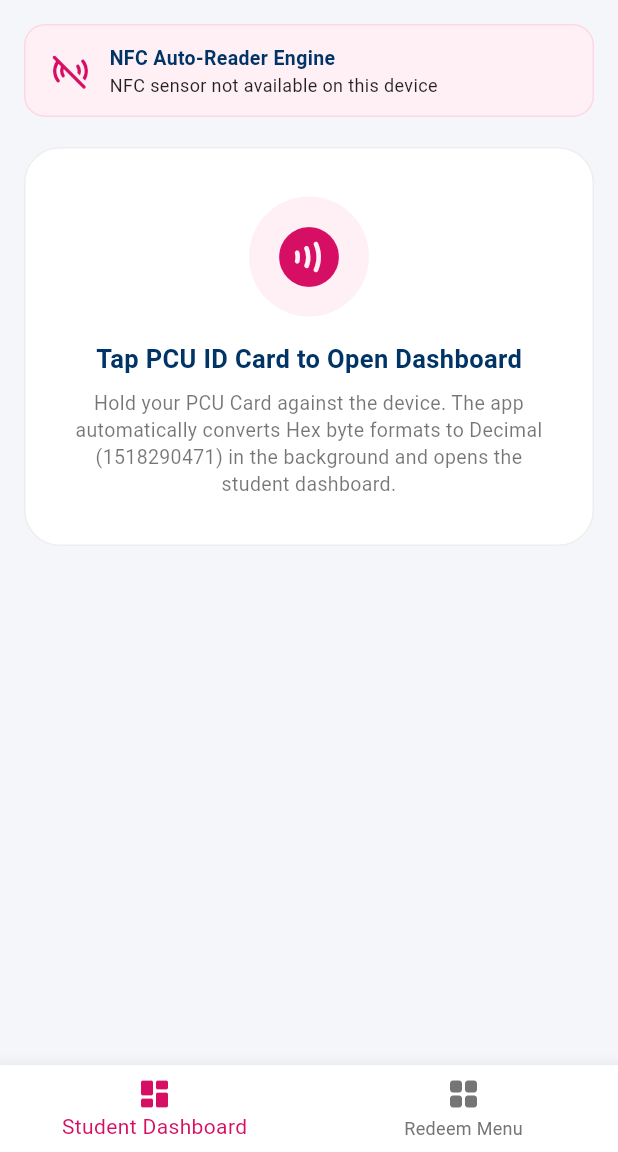
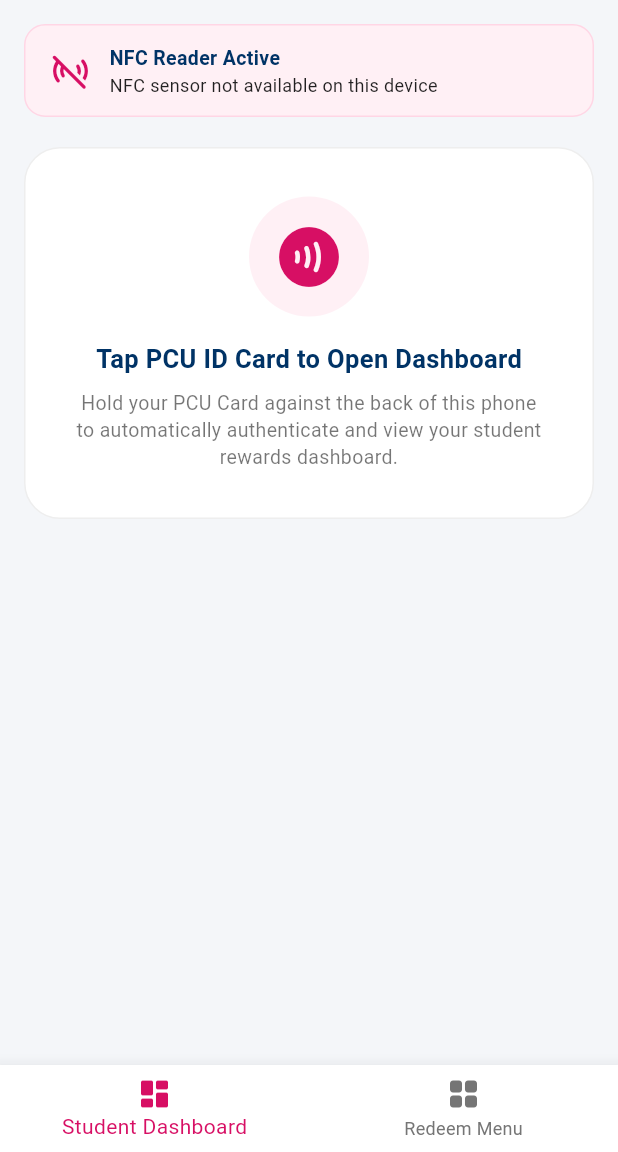
Before and after one commit to RewardAppMobile/pcu-kiosk-system, a Flutter app: the screen it shows after launch, on a phone screen of 412 x 824 dp, the part 84-1236 px from its top. Run offline on Flutter 3.47's test engine with Material 3 defaults, Android fonts, the phone set to English and light mode, and no system bars; missing offline and left inert: nfc_manager; network calls fail.

Commit message:
Update main.dart

```diff
--- a/mobile_app/lib/main.dart
+++ b/mobile_app/lib/main.dart
@@ -90,7 +90,7 @@ class _HomeScreenState extends State<HomeScreen> {
     );
   }
 
-  /// Silently converts raw NFC Hex to Little-Endian Decimal ID (e.g. 1518290471) in memory
+  /// Converts raw NFC Hex bytes to Little-Endian Decimal ID in memory silently
   List<String> _generateRfidVariantsInBackground(NfcTag tag) {
     final Map<dynamic, dynamic> data = tag.data;
     List<int>? bytes;
@@ -121,16 +121,16 @@ class _HomeScreenState extends State<HomeScreen> {
     List<String> candidates = [];
 
     if (bytes != null && bytes.isNotEmpty) {
-      // 1. Convert Little-Endian (Reversed Bytes) -> Hex -> Decimal (Web Admin standard: 1518290471)
+      // Little-Endian byte reversal to match standard EM readers
       List<int> reversedBytes = bytes.reversed.toList();
       String hexReversed = reversedBytes.map((b) => b.toRadixString(16).padLeft(2, '0')).join('').toUpperCase();
       try {
         BigInt decReversed = BigInt.parse(hexReversed, radix: 16);
-        candidates.add(decReversed.toString()); // Primary ID sent to API
+        candidates.add(decReversed.toString());
       } catch (_) {}
       candidates.add(hexReversed);
 
-      // 2. Standard Forward Bytes (Big-Endian)
+      // Forward bytes fallback
       String hexForward = bytes.map((b) => b.toRadixString(16).padLeft(2, '0')).join('').toUpperCase();
       try {
         BigInt decForward = BigInt.parse(hexForward, radix: 16);
@@ -138,7 +138,7 @@ class _HomeScreenState extends State<HomeScreen> {
       } catch (_) {}
       candidates.add(hexForward);
 
-      // 3. Prefixed Fallbacks
+      // Prefixed variants
       List<String> currentList = List.from(candidates);
       for (var item in currentList) {
         candidates.add('RFID-$item');
@@ -182,7 +182,7 @@ class _HomeScreenState extends State<HomeScreen> {
               _customer = data;
               _isLastScanValid = true;
               _cardStatusMessage = 'Card Valid: ${data['name']}';
-              _selectedIndex = 0; // Automatically navigate to Dashboard View
+              _selectedIndex = 0; // Automatically navigate to Dashboard
               _isProcessingCard = false;
             });
 
@@ -202,13 +202,11 @@ class _HomeScreenState extends State<HomeScreen> {
       }
     }
 
-    String primaryConvertedDec = variants.isNotEmpty ? variants.first : 'Unknown';
-
     if (mounted) {
       setState(() {
         _customer = null;
         _isLastScanValid = false;
-        _cardStatusMessage = 'Unregistered Card ($primaryConvertedDec)';
+        _cardStatusMessage = 'Unregistered Card';
         _isProcessingCard = false;
       });
     }
@@ -216,7 +214,7 @@ class _HomeScreenState extends State<HomeScreen> {
     _showCardPrompt(
       isValid: false,
       title: '❌ Card Not Registered',
-      message: 'NFC Read Converted to Decimal ID: $primaryConvertedDec\n\nThis card is validly parsed but not found in backend. Register $primaryConvertedDec in your Web Admin.',
+      message: 'This ID card is not registered in the system database. Please register your card with the administrator.',
     );
   }
 
@@ -354,7 +352,6 @@ class _HomeScreenState extends State<HomeScreen> {
     return ListView(
       padding: const EdgeInsets.all(16),
       children: [
-        // Status Bar Indicator
         Container(
           padding: const EdgeInsets.symmetric(horizontal: 16, vertical: 12),
           decoration: BoxDecoration(
@@ -386,7 +383,7 @@ class _HomeScreenState extends State<HomeScreen> {
                 child: Column(
                   crossAxisAlignment: CrossAxisAlignment.start,
                   children: [
-                    const Text('NFC Auto-Reader Engine', style: TextStyle(fontWeight: FontWeight.bold, fontSize: 13, color: Color(0xFF003366))),
+                    const Text('NFC Reader Active', style: TextStyle(fontWeight: FontWeight.bold, fontSize: 13, color: Color(0xFF003366))),
                     Text(_cardStatusMessage, style: const TextStyle(fontSize: 12, color: Colors.black87)),
                   ],
                 ),
@@ -400,11 +397,9 @@ class _HomeScreenState extends State<HomeScreen> {
     );
   }
 
-  /// Full Student Dashboard (Loaded immediately upon card detection)
   Widget _buildStudentDashboard() {
     return Column(
       children: [
-        // Member Card
         Container(
           decoration: BoxDecoration(
             gradient: const LinearGradient(
@@ -459,7 +454,6 @@ class _HomeScreenState extends State<HomeScreen> {
                           Text(_customer!['name'], style: const TextStyle(color: Colors.white, fontSize: 20, fontWeight: FontWeight.bold)),
                           const SizedBox(height: 2),
                           Text('Student ID: ${_customer!['student_id']}', style: const TextStyle(color: Colors.white70, fontSize: 13)),
-                          Text('Converted Tag Dec: ${_customer!['rfid_number']}', style: const TextStyle(color: Color(0xFFFFC107), fontSize: 11, fontWeight: FontWeight.w600)),
                         ],
                       ),
                     ),
@@ -499,8 +493,6 @@ class _HomeScreenState extends State<HomeScreen> {
           ),
         ),
         const SizedBox(height: 16),
-
-        // Quick Action Dashboard Controls
         Row(
           children: [
             Expanded(
@@ -565,7 +557,7 @@ class _HomeScreenState extends State<HomeScreen> {
           ),
           const SizedBox(height: 8),
           const Text(
-            'Hold your PCU Card against the device. The app automatically converts Hex byte formats to Decimal (1518290471) in the background and opens the student dashboard.',
+            'Hold your PCU Card against the back of this phone to automatically authenticate and view your student rewards dashboard.',
             textAlign: TextAlign.center,
             style: TextStyle(color: Colors.black54, fontSize: 13, height: 1.4),
           ),
```
